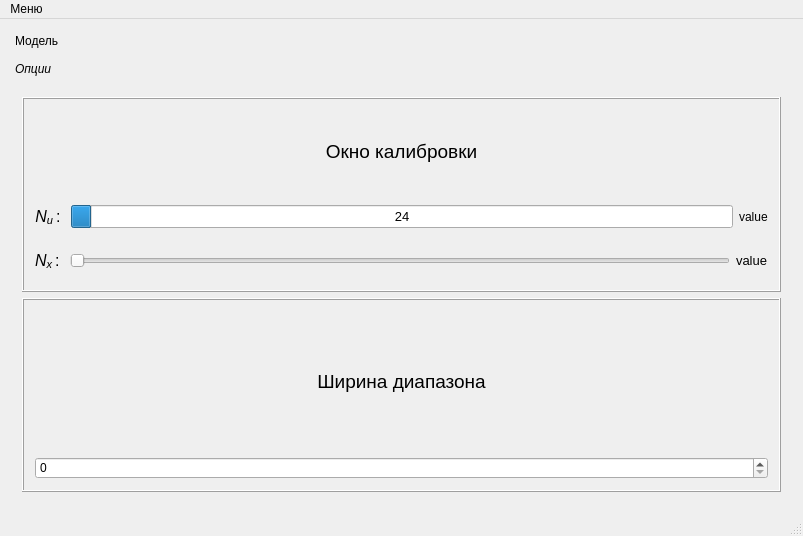
First picture: the form in testPlot/testplot.ui, repository vazgmik/testPlot, before the edit.
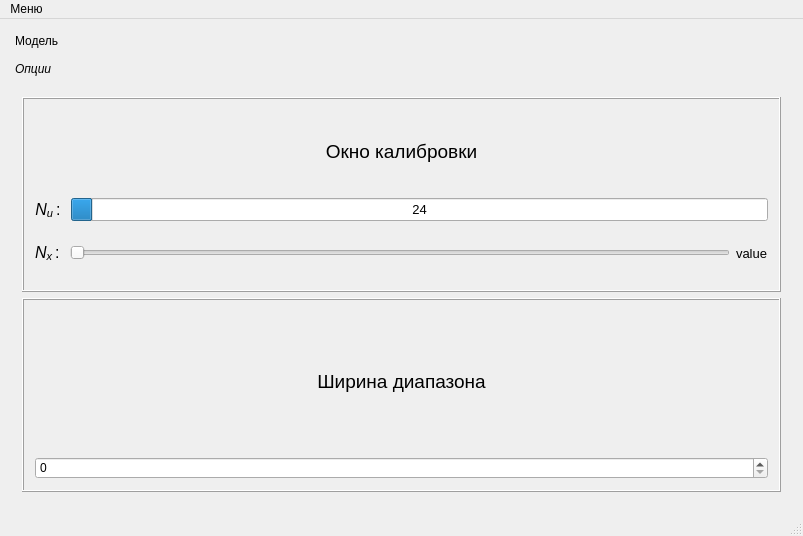
Second picture: the form after the edit. The open tabs and pages were chosen to show the change. Icons and pictures are not drawn. Custom widgets are drawn as their Qt base class.

Commit message: изменение границ значений для диапазона

Diff of the .ui file:
```diff
--- a/testPlot/testplot.ui
+++ b/testPlot/testplot.ui
@@ -354,13 +354,6 @@
                      </property>
                     </widget>
                    </item>
-                   <item>
-                    <widget class="QLabel" name="lbNu">
-                     <property name="text">
-                      <string>value</string>
-                     </property>
-                    </widget>
-                   </item>
                   </layout>
                  </item>
                  <item>
```
Left out of the diff: 11 changed lines with no effect on the pictures. The commit also changes 2 other files.
